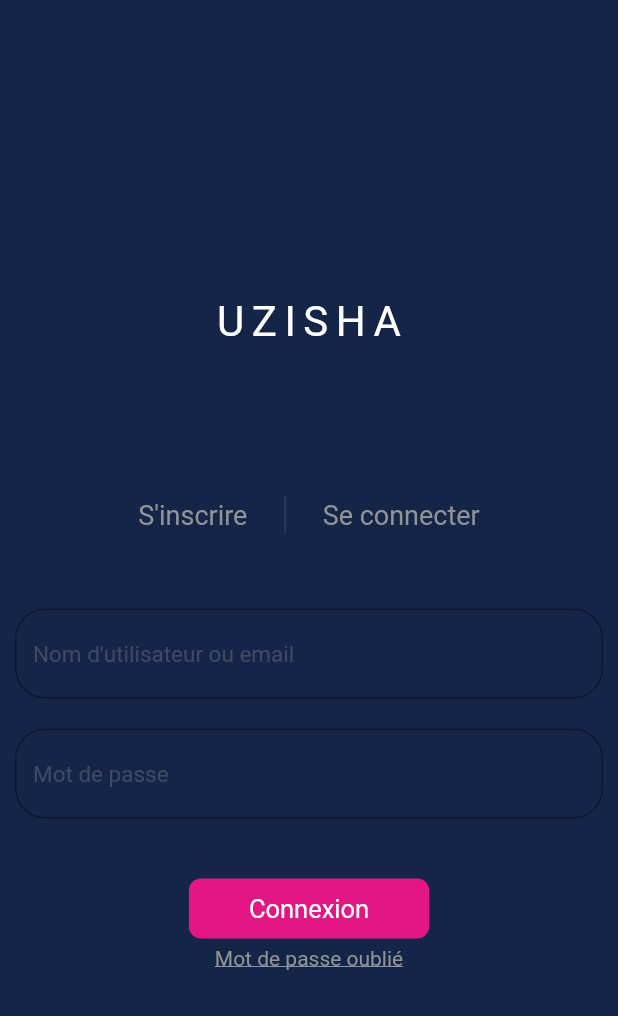
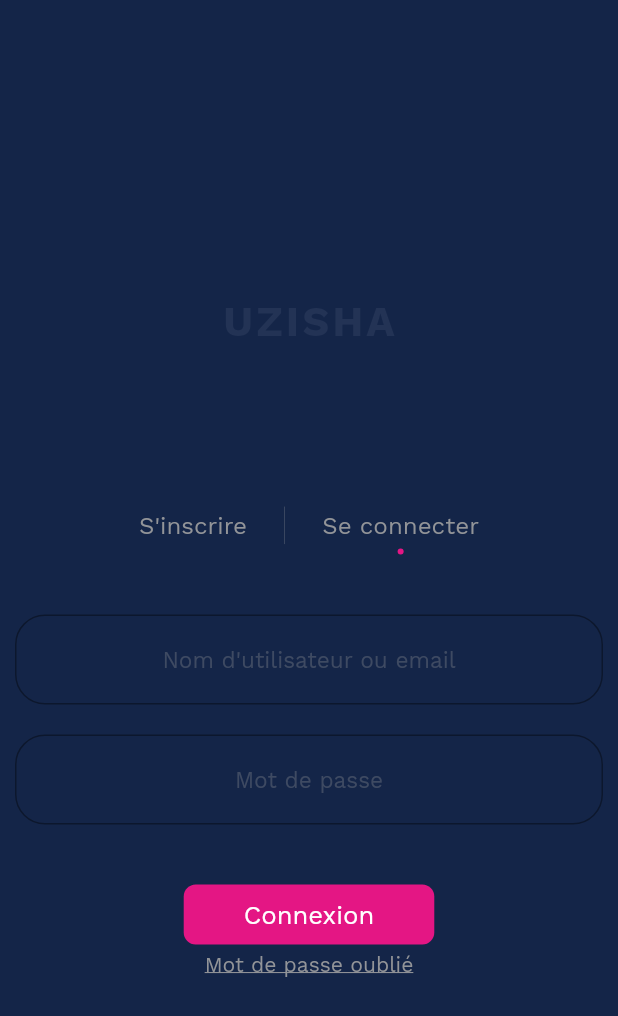
Before and after one commit to Optimus-ged/flutter_e_commerce, a Flutter app: the screen it shows after launch, on a phone screen of 412 x 824 dp. Shown: the top 1016 px of the screen. Run offline on Flutter 3.47's test engine with Material 2 defaults, Android fonts, the phone set to English and light mode, and no system bars.

Commit message:
Login page created successfully

```diff
--- a/lib/exports/all_exports.dart
+++ b/lib/exports/all_exports.dart
@@ -6,8 +6,8 @@ export 'package:flutter/services.dart';
 export 'dart:io';
 
 // All pages
-export 'package:e_commerce/pages/login_pages.dart';
+export 'package:e_commerce/pages/login_page.dart';
 
 // All utils
-export 'package:e_commerce/utils/colors.dart';
+export 'package:e_commerce/utils/app_theme.dart';
 export 'package:e_commerce/utils/for_the_view.dart';
--- a/lib/main.dart
+++ b/lib/main.dart
@@ -1,7 +1,7 @@
 import 'package:e_commerce/exports/all_exports.dart';
 
-void main() async{
-   WidgetsFlutterBinding.ensureInitialized();
+void main() async {
+  WidgetsFlutterBinding.ensureInitialized();
   await SystemChrome.setPreferredOrientations(
     <DeviceOrientation>[
       DeviceOrientation.portraitUp,
@@ -15,7 +15,7 @@ class MyApp extends StatelessWidget {
   Widget build(BuildContext context) {
     SystemChrome.setSystemUIOverlayStyle(SystemUiOverlayStyle(
       statusBarColor: Colors.transparent,
-      statusBarIconBrightness: Brightness.dark,
+      statusBarIconBrightness: Brightness.light,
       statusBarBrightness:
           Platform.isAndroid ? Brightness.dark : Brightness.light,
       systemNavigationBarColor: Colors.white,
@@ -27,6 +27,7 @@ class MyApp extends StatelessWidget {
       debugShowCheckedModeBanner: false,
       theme: ThemeData(
         primarySwatch: Colors.blue,
+        fontFamily: AppTheme.fontName,
         platform: TargetPlatform.iOS,
       ),
       home: LoginPage(),
--- a/lib/pages/login_pages.dart
+++ b/lib/pages/login_page.dart
@@ -19,8 +19,9 @@ class LoginPage extends StatelessWidget {
                   "UZISHA",
                   style: TextStyle(
                     fontSize: 28,
-                    color: AppTheme.whiteColor,
-                    letterSpacing: 5,
+                    fontWeight: FontWeight.bold,
+                    color: AppTheme.lessWhiteColor,
+                    letterSpacing: 2,
                   ),
                 ),
               ),
@@ -31,9 +32,9 @@ class LoginPage extends StatelessWidget {
                 child: Row(
                   mainAxisAlignment: MainAxisAlignment.center,
                   children: [
-                    _builTitle(title: "S'inscrire"),
+                    _builTitle(title: "S'inscrire", isActive: false),
                     _buildDivider(),
-                    _builTitle(title: "Se connecter"),
+                    _builTitle(title: "Se connecter", isActive: true),
                   ],
                 ),
               ),
@@ -80,17 +81,37 @@ class LoginPage extends StatelessWidget {
   }
 
   // Building text titles
-  Widget _builTitle({String title}) {
-    return Padding(
-      padding: const EdgeInsets.symmetric(horizontal: 10),
-      child: Text("$title", style: _notActive()),
+  Widget _builTitle({String title, bool isActive}) {
+    return Container(
+      child: Stack(
+        children: [
+          Padding(
+            padding: const EdgeInsets.symmetric(horizontal: 10, vertical: 10),
+            child: Text("$title", style: _notActive()),
+          ),
+          isActive
+              ? Positioned(
+                  bottom: 0,
+                  left: 0,
+                  right: 0,
+                  child: Container(
+                    alignment: Alignment.center,
+                    child: CircleAvatar(
+                      backgroundColor: AppTheme.pinkColor,
+                      radius: 2,
+                    ),
+                  ),
+                )
+              : Container()
+        ],
+      ),
     );
   }
 
   // Building textStyle
   TextStyle _notActive() {
     return TextStyle(
-      fontSize: 18,
+      fontSize: 16,
       color: AppTheme.greyColor,
     );
   }
@@ -109,12 +130,13 @@ class LoginPage extends StatelessWidget {
 
   // Building text field
   Widget _buildTextField({String hint, bool isFirst, bool obscureText}) {
-    EdgeInsets edgeInsets1 = EdgeInsets.only(top: 50, left: 10, right: 10);
+    EdgeInsets edgeInsets1 = EdgeInsets.only(top: 40, left: 10, right: 10);
     EdgeInsets edgeInsets2 = EdgeInsets.only(top: 20, left: 10, right: 10);
     return Padding(
       padding: isFirst ? edgeInsets1 : edgeInsets2,
       child: Container(
         child: TextField(
+          textAlign: TextAlign.center,
           cursorColor: AppTheme.greyColor,
           obscureText: obscureText,
           style: TextStyle(
--- a/lib/utils/colors.dart
+++ b/lib/utils/app_theme.dart
@@ -1,4 +1,4 @@
-import 'package:flutter/cupertino.dart';
+import 'package:e_commerce/exports/all_exports.dart';
 
 class AppTheme {
   AppTheme._();
@@ -10,4 +10,6 @@ class AppTheme {
 
   // Font
   static const String fontName = 'WorkSans';
+
+
 }
--- a/pubspec.yaml
+++ b/pubspec.yaml
@@ -3,7 +3,7 @@ description: A new Flutter project.
 
 # The following line prevents the package from being accidentally published to
 # pub.dev using `pub publish`. This is preferred for private packages.
-publish_to: 'none' # Remove this line if you wish to publish to pub.dev
+publish_to: "none" # Remove this line if you wish to publish to pub.dev
 
 # The following defines the version and build number for your application.
 # A version number is three numbers separated by dots, like 1.2.43
@@ -24,7 +24,6 @@ dependencies:
   flutter:
     sdk: flutter
 
-
   # The following adds the Cupertino Icons font to your application.
   # Use with the CupertinoIcons class for iOS style icons.
   cupertino_icons: ^1.0.2
@@ -38,7 +37,6 @@ dev_dependencies:
 
 # The following section is specific to Flutter.
 flutter:
-
   # The following line ensures that the Material Icons font is
   # included with your application, so that you can use the icons in
   # the material Icons class.
```
Also changed, not shown: 1 other file.
